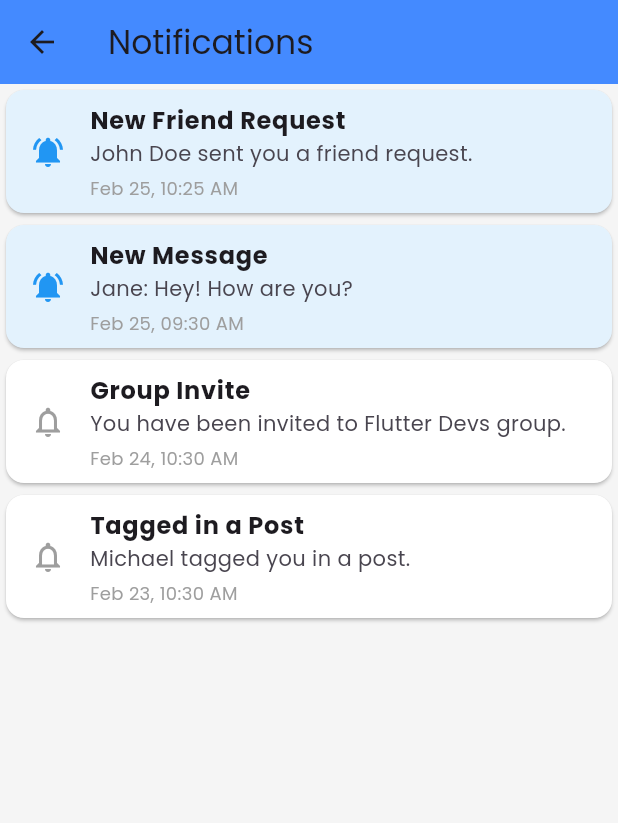
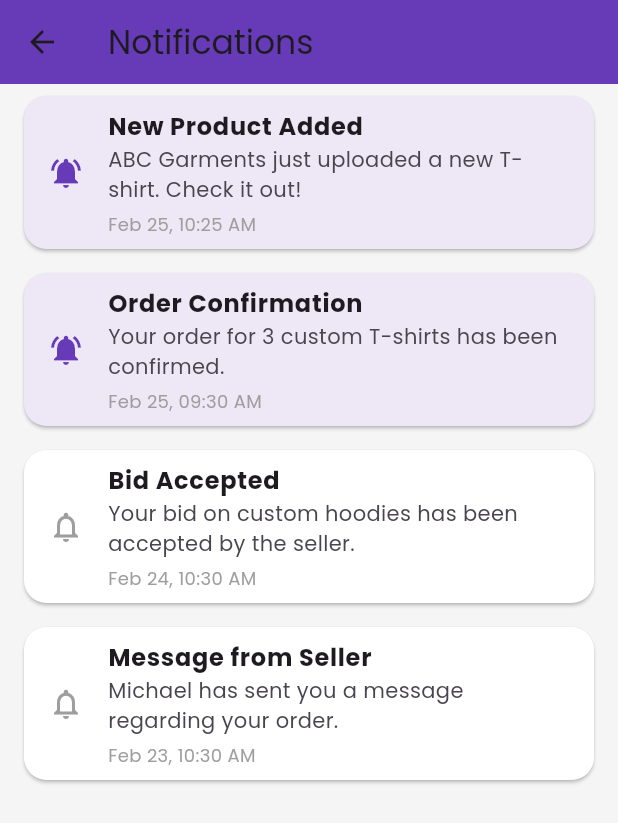
Before and after one commit to Learnathon-By-Geeky-Solutions/error-and-error, a Flutter app: the NotificationPage screen opened directly, on a phone screen of 412 x 824 dp. Shown: the top 823 px of the screen. Run offline on Flutter 3.47's test engine with Material 3 defaults, Android fonts, the light colour scheme and no system bars; our stand-ins replace google_fonts, image_picker; network calls fail.

Commit message:
Update notification messages and enhance UI with new colors and styles

```diff
--- a/lib/Screen/widgets/notification_screen.dart
+++ b/lib/Screen/widgets/notification_screen.dart
@@ -10,10 +10,10 @@ class NotificationPage extends StatefulWidget {
 
 class _NotificationPageState extends State<NotificationPage> {
   List<Map<String, dynamic>> notifications = [
-    {"title": "New Friend Request", "message": "John Doe sent you a friend request.", "time": DateTime.now().subtract(Duration(minutes: 5)), "isRead": false},
-    {"title": "New Message", "message": "Jane: Hey! How are you?", "time": DateTime.now().subtract(Duration(hours: 1)), "isRead": false},
-    {"title": "Group Invite", "message": "You have been invited to Flutter Devs group.", "time": DateTime.now().subtract(Duration(days: 1)), "isRead": true},
-    {"title": "Tagged in a Post", "message": "Michael tagged you in a post.", "time": DateTime.now().subtract(Duration(days: 2)), "isRead": true},
+    {"title": "New Product Added", "message": "ABC Garments just uploaded a new T-shirt. Check it out!", "time": DateTime.now().subtract(Duration(minutes: 5)), "isRead": false},
+    {"title": "Order Confirmation", "message": "Your order for 3 custom T-shirts has been confirmed.", "time": DateTime.now().subtract(Duration(hours: 1)), "isRead": false},
+    {"title": "Bid Accepted", "message": "Your bid on custom hoodies has been accepted by the seller.", "time": DateTime.now().subtract(Duration(days: 1)), "isRead": true},
+    {"title": "Message from Seller", "message": "Michael has sent you a message regarding your order.", "time": DateTime.now().subtract(Duration(days: 2)), "isRead": true},
   ];
 
   void markAsRead(int index) {
@@ -27,18 +27,20 @@ class _NotificationPageState extends State<NotificationPage> {
     return Scaffold(
       appBar: AppBar(
         title: Text("Notifications"),
-        backgroundColor: Colors.blueAccent,
+        backgroundColor: Colors.deepPurple, // Using StitchHub's primary color
       ),
       body: ListView.builder(
         itemCount: notifications.length,
         itemBuilder: (context, index) {
           final notification = notifications[index];
           return Card(
-            color: notification['isRead'] ? Colors.white : Colors.blue[50],
+            color: notification['isRead'] ? Colors.white : Colors.deepPurple[50], // Modify color for unread notifications
+            margin: EdgeInsets.symmetric(vertical: 8, horizontal: 16),
+            shape: RoundedRectangleBorder(borderRadius: BorderRadius.circular(15)),
             child: ListTile(
               leading: Icon(
                 notification['isRead'] ? Icons.notifications_none : Icons.notifications_active,
-                color: notification['isRead'] ? Colors.grey : Colors.blue,
+                color: notification['isRead'] ? Colors.grey : Colors.deepPurple,
               ),
               title: Text(notification['title'], style: TextStyle(fontWeight: FontWeight.bold)),
               subtitle: Column(
```
